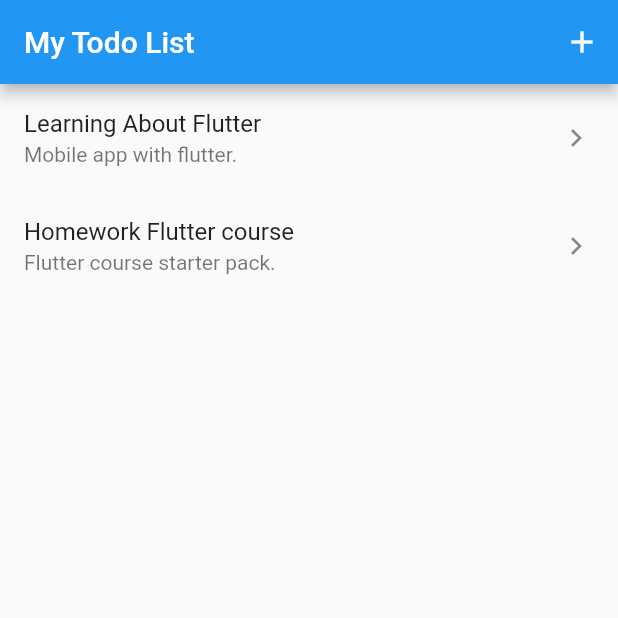
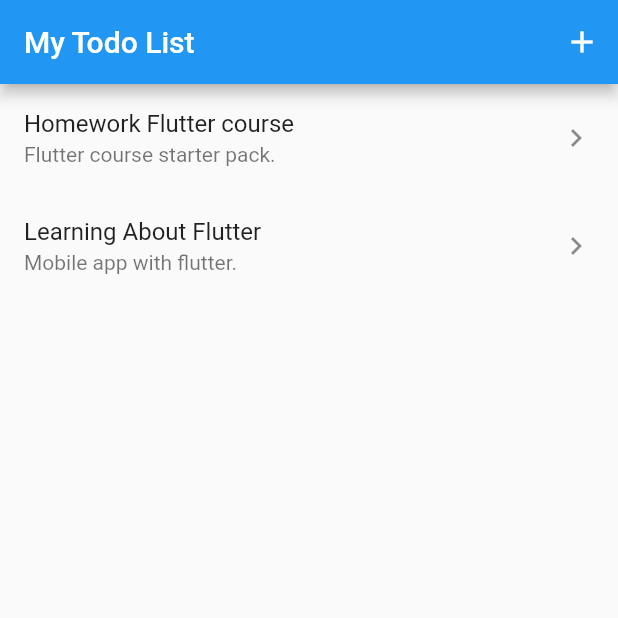
Before and after one commit to PattaraponLertratananont/flutter-starter-pack, a Flutter app: the screen it shows after launch, on a phone screen of 412 x 824 dp, the top half of it. Run offline on Flutter 3.47's test engine with Material 2 defaults, Android fonts, the phone set to English and light mode, and no system bars.

```diff
--- a/lib/screens/home.dart
+++ b/lib/screens/home.dart
@@ -25,6 +25,7 @@ class _HomeScreenState extends State<HomeScreen> {
 
   @override
   Widget build(BuildContext context) {
+    var todoListReversed = todoList.reversed.toList();
     return Scaffold(
       appBar: AppBar(
         title: Text("My Todo List"),
@@ -40,7 +41,7 @@ class _HomeScreenState extends State<HomeScreen> {
           ),
         ],
       ),
-      body: TodoList(todoList: todoList),
+      body: TodoList(todoList: todoListReversed),
     );
   }
 
```
